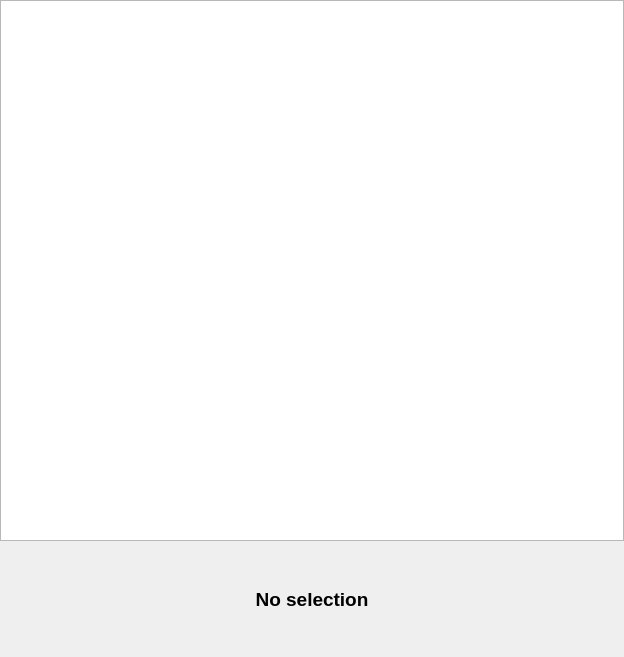
InvictusInnovations/keyhotee, file Mail/Mailbox.ui: the form before one commit.
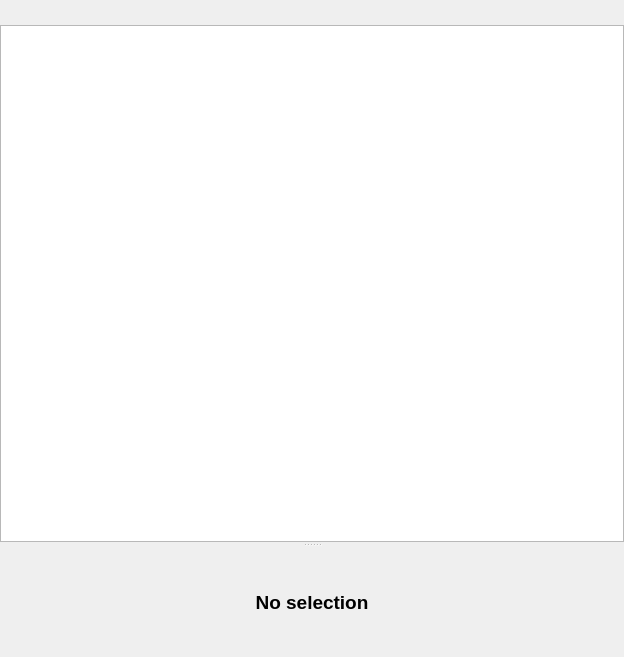
The form after the commit. Icons and pictures are not drawn. Custom widgets are drawn as their Qt base class.

Commit message: Implement a header over mail box list and contact list #381

```diff
--- a/Mail/Mailbox.ui
+++ b/Mail/Mailbox.ui
@@ -13,10 +13,7 @@
   <property name="windowTitle">
    <string>Form</string>
   </property>
-  <layout class="QHBoxLayout" name="horizontalLayout_2">
-   <property name="spacing">
-    <number>0</number>
-   </property>
+  <layout class="QGridLayout" name="gridLayout">
    <property name="leftMargin">
     <number>0</number>
    </property>
@@ -29,16 +26,32 @@
    <property name="bottomMargin">
     <number>0</number>
    </property>
-   <item>
+   <property name="spacing">
+    <number>0</number>
+   </property>
+   <item row="0" column="0">
+    <widget class="HeaderWidget" name="header" native="true">
+     <property name="sizePolicy">
+      <sizepolicy hsizetype="Preferred" vsizetype="Fixed">
+       <horstretch>0</horstretch>
+       <verstretch>0</verstretch>
+      </sizepolicy>
+     </property>
+     <property name="minimumSize">
+      <size>
+       <width>0</width>
+       <height>25</height>
+      </size>
+     </property>
+    </widget>
+   </item>
+   <item row="1" column="0">
     <widget class="QSplitter" name="splitter">
      <property name="orientation">
       <enum>Qt::Vertical</enum>
      </property>
      <property name="handleWidth">
-      <number>0</number>
-     </property>
-     <property name="childrenCollapsible">
-      <bool>false</bool>
+      <number>5</number>
      </property>
      <widget class="MailTable" name="inbox_table">
       <property name="sizePolicy">
@@ -214,6 +227,12 @@
    <extends>QTableView</extends>
    <header>Mail/MailTable.hpp</header>
   </customwidget>
+  <customwidget>
+   <class>HeaderWidget</class>
+   <extends>QWidget</extends>
+   <header>qtreusable/HeaderWidget.hpp</header>
+   <container>1</container>
+  </customwidget>
  </customwidgets>
  <resources>
   <include location="../Keyhotee.qrc"/>
```
Left out of the diff: 15 changed lines with no effect on the pictures. The commit also changes 10 other files.
